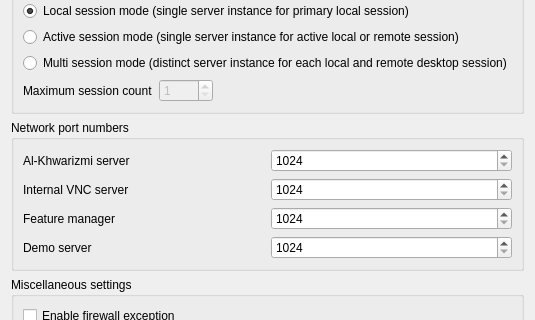
khwarizmi-si/veyon, file configurator/src/ServiceConfigurationPage.ui: the form before one commit; both pictures show x 0 to 535 and y 201 to 521 of the 535 by 825 pixel window.
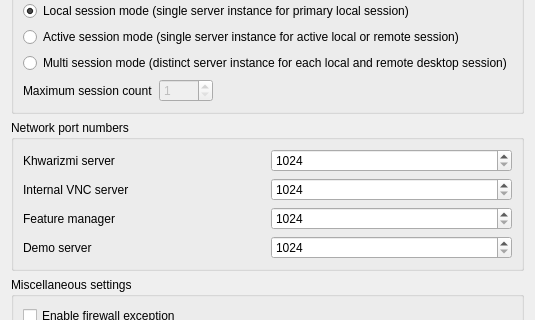
The form after the commit. Icons and pictures are not drawn.

Commit message:
feat(branding): finalize Khwarizmi rebrand (logo, splash, launchers)
- Rename Al-Khwarizmi -> Khwarizmi (short brand) with
  "Khwarizmi Surveillance System" as the full name (window title, About)
- Replace app icons (core/resources/icon*.png), startup splash, and
  desktop launcher icons (png/svg/xpm/ico) with the Khwarizmi logo
- Rename desktop launchers: Khwarizmi Master / Khwarizmi Configurator
- Add libqca RSA plugin to the Docker dev image
- Stop tracking build/ artifacts; gitignore build/ and install/
- Add source logo (logo-khwarizmi.png)

```diff
--- a/configurator/src/ServiceConfigurationPage.ui
+++ b/configurator/src/ServiceConfigurationPage.ui
@@ -216,7 +216,7 @@
       <item row="0" column="0">
        <widget class="QLabel" name="label_12">
         <property name="text">
-         <string>Al-Khwarizmi server</string>
+         <string>Khwarizmi server</string>
         </property>
        </widget>
       </item>
```
Left out of the diff: 2 changed lines with no effect on the pictures. The commit also changes 33 other files.
